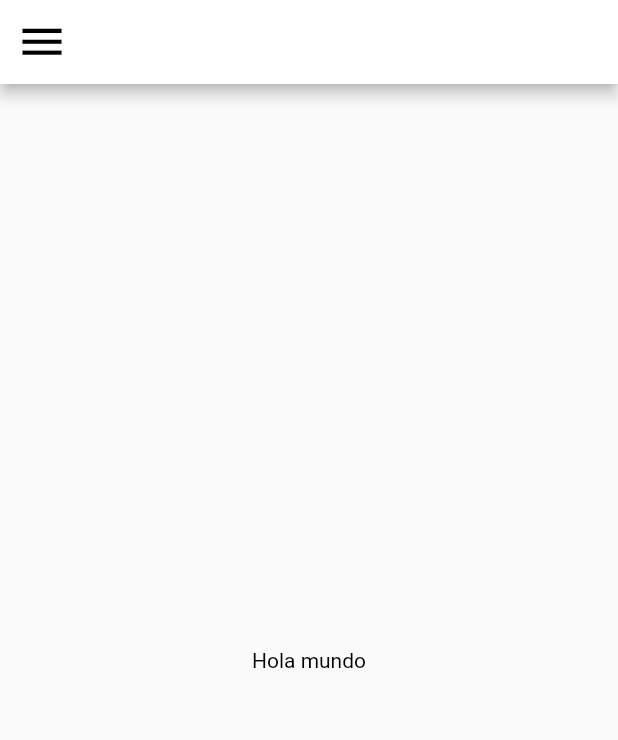
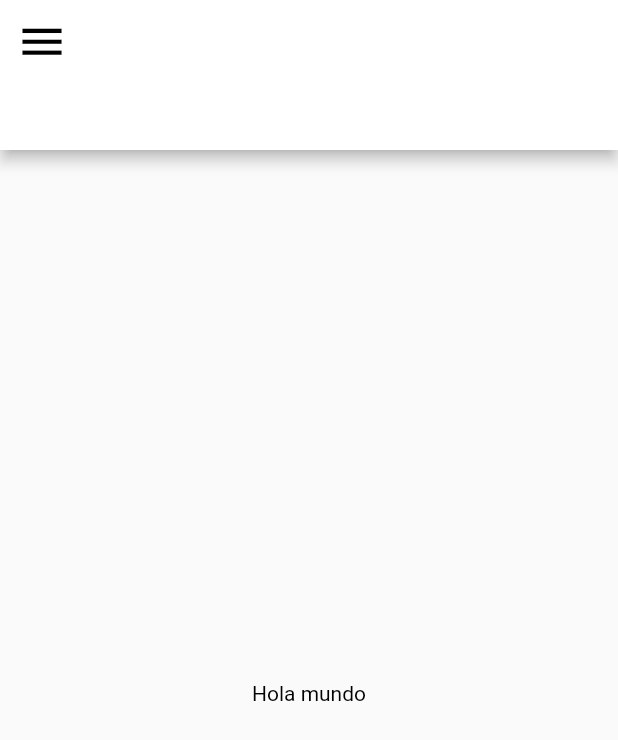
Before and after one commit to hectorpuga/Ecommerce_GoblinWorkshop_Front_End, a Flutter app: the screen it shows after launch, on a phone screen of 412 x 824 dp. Shown: the top 740 px of the screen. Run offline on Flutter 3.47's test engine with Material 2 defaults, Android fonts, the phone set to English and light mode, and no system bars; our stand-ins replace sidebarx.

Commit message:
Base de la pagina web completada

```diff
--- /dev/null
+++ b/lib/src/screens/app/homeappbar.dart
@@ -0,0 +1,22 @@
+import 'package:flutter/material.dart';
+
+class HomeAppBarApp extends StatelessWidget {
+  final GlobalKey<ScaffoldState> keyScaffold;
+  const HomeAppBarApp({super.key, required this.keyScaffold});
+
+  @override
+  Widget build(BuildContext context) {
+    return AppBar(
+      backgroundColor: Colors.white,
+      leading: IconButton(
+        onPressed: () {
+          // if (!Platform.isAndroid && !Platform.isIOS) {
+          //   _controller.setExtended(true);
+          // }
+          keyScaffold.currentState?.openDrawer();
+        },
+        icon: const Icon(Icons.menu, color: Colors.black),
+      ),
+    );
+  }
+}
--- /dev/null
+++ b/lib/src/screens/app/homebody.dart
@@ -0,0 +1,14 @@
+import 'package:flutter/material.dart';
+
+class HomeBodyApp extends StatelessWidget {
+  const HomeBodyApp({super.key});
+
+  @override
+  Widget build(BuildContext context) {
+    return const Center(
+        child: Text(
+      "Hola mundo",
+      style: TextStyle(color: Colors.black),
+    ));
+  }
+}
--- a/lib/src/screens/home.dart
+++ b/lib/src/screens/home.dart
@@ -1,7 +1,10 @@
+import 'package:ecommerce/src/screens/web/homeappbar.dart';
+import 'package:ecommerce/src/screens/web/homebody.dart';
 import 'package:flutter/material.dart';
 import 'package:sidebarx/sidebarx.dart';
 
-import '../widgets/barra_navegacion.dart';
+import 'app/homeappbar.dart';
+import 'app/homebody.dart';
 
 class Home extends StatelessWidget {
   final controller = SidebarXController(selectedIndex: 0, extended: false);
@@ -12,89 +15,22 @@ class Home extends StatelessWidget {
   @override
   Widget build(BuildContext context) {
     final isSmallScreen = MediaQuery.of(context).size.width < 900;
-    final sized = MediaQuery.of(context).size;
 
     return Scaffold(
         key: _keyScaffold,
         appBar: isSmallScreen
-            ? AppBar(
-                backgroundColor: Colors.white,
-                title: Text("Hola"),
-                leading: IconButton(
-                  onPressed: () {
-                    // if (!Platform.isAndroid && !Platform.isIOS) {
-                    //   _controller.setExtended(true);
-                    // }
-                    _keyScaffold.currentState?.openDrawer();
-                  },
-                  icon: const Icon(Icons.menu, color: Colors.black),
-                ),
-              )
-            : AppBar(
-                backgroundColor: Colors.white,
-                leading: Builder(builder: (context) {
-                  return Container(color: Colors.cyanAccent.shade200);
-                }),
-                titleTextStyle: const TextStyle(
-                  color: Colors.black,
-                  fontSize: 30,
-                  fontWeight: FontWeight.w800,
-                ),
-                title: Row(children: [
-                  FittedBox(
-                      fit: BoxFit.scaleDown,
-                      child: Text(
-                        'Goblin-Workshop',
-                        style: TextStyle(fontSize: 30),
-                        textScaleFactor: MediaQuery.of(context).textScaleFactor,
-                      )),
-                  const SizedBox(
-                    width: 100,
-                  ),
-                  Container(
-                    width: sized.width * 0.3,
-                    height: 35,
-                    decoration: BoxDecoration(
-                        border: Border.all(color: Colors.black),
-                        borderRadius: BorderRadius.circular(40)),
-                    child: const Row(children: [
-                      Icon(Icons.search, color: Colors.black),
-                      SizedBox(
-                        width: 30,
-                      ),
-                      Text(
-                        "Search...",
-                        style: TextStyle(fontSize: 15),
-                      )
-                    ]),
-                  )
-                ]),
-                actions: [
-                  Padding(
-                    padding: const EdgeInsets.only(right: 30),
-                    child: IconButton(
-                        onPressed: () {},
-                        icon: const Icon(
-                          Icons.account_circle_outlined,
-                          color: Colors.black,
-                          size: 50,
-                        )),
-                  )
-                ],
-              ),
+            ? PreferredSize(
+                preferredSize: const Size(300, 100),
+                child: HomeAppBarApp(keyScaffold: _keyScaffold))
+            : const PreferredSize(
+                preferredSize: Size(300, 65), child: HomeAppBarWeb()),
         body: LayoutBuilder(builder: (context, constraints) {
           if (constraints.maxWidth < 900) {
             // Si el ancho máximo es menor a 600, se muestra un mensaje de tamaño mínimo
-            return Center(
-                child: Text(
-              "Hola mundo",
-              style: TextStyle(color: Colors.black),
-            ));
+            return const HomeBodyApp();
           } else {
             // Si el ancho máximo es igual o mayor a 600, se muestra el contenido normal
-            return Row(children: [
-              if (!isSmallScreen) BarraDeNavegacion(controller: controller),
-            ]);
+            return HomeBodyWeb(controller: controller);
           }
         }));
   }
```
Also changed, not shown: lib/main.dart (+0 -62 lines), lib/src/screens/web/homeappbar.dart (added, +70 -0 lines), lib/src/screens/web/homebody.dart (added, +17 -0 lines), lib/src/widgets/barra_navegacion.dart (+7 -5 lines).
